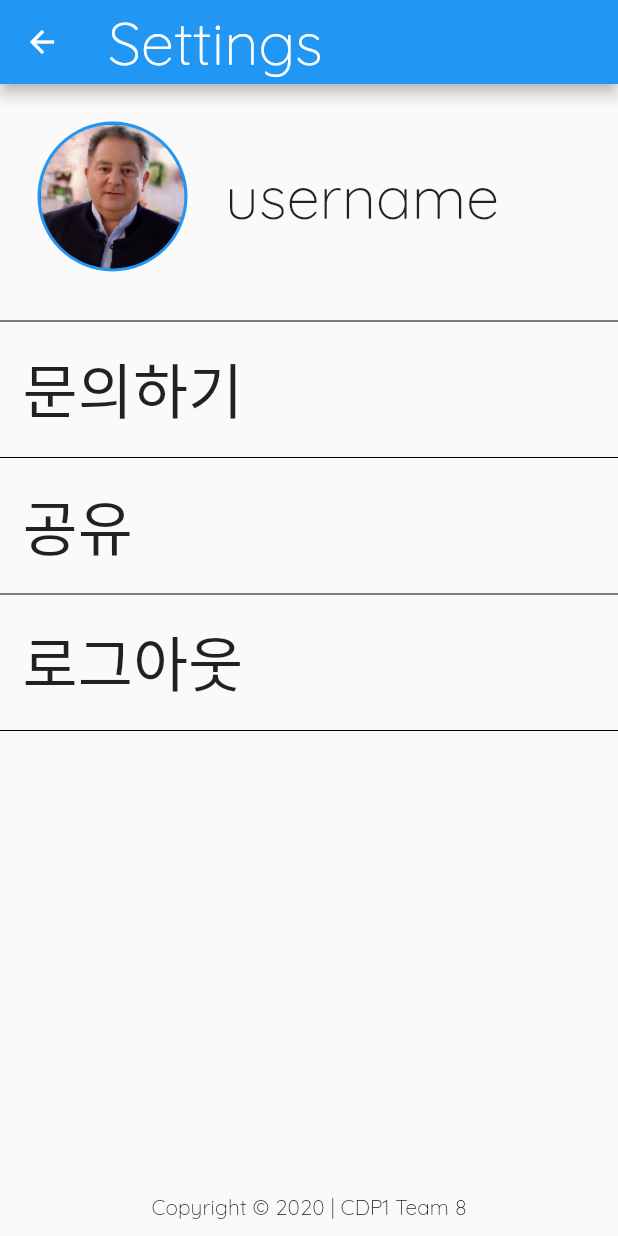
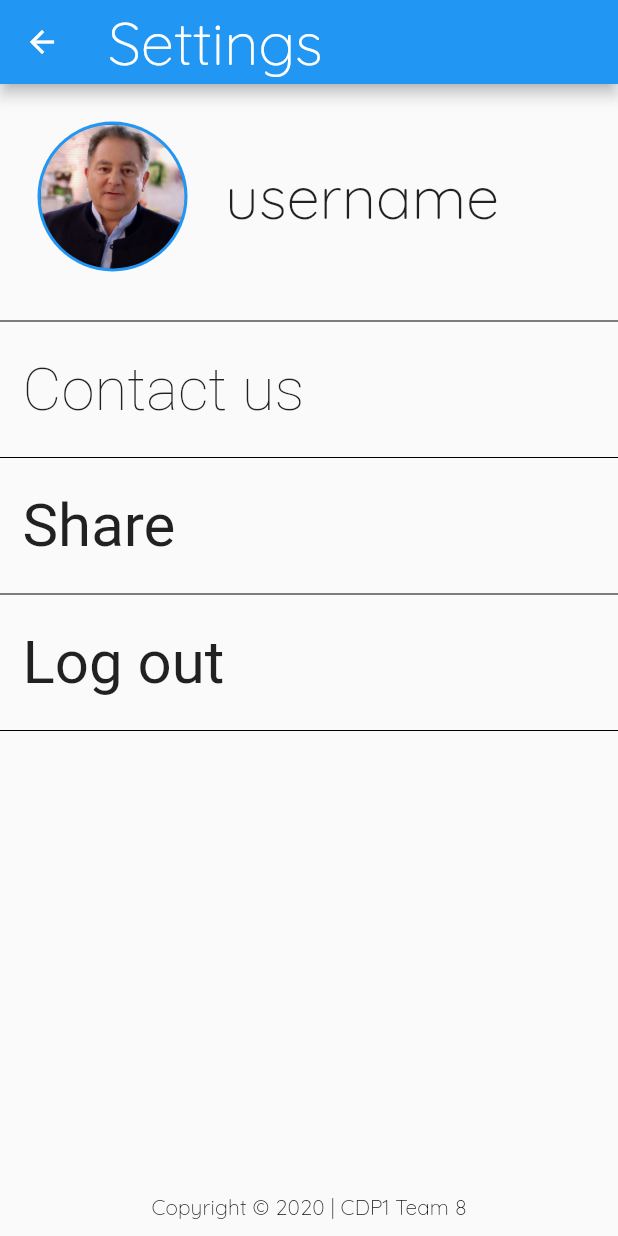
Before and after one commit to iinnu/CDP1_AiTube, a Flutter app: the SettingPage screen opened by its route, on a phone screen of 412 x 824 dp. Run offline on Flutter 3.47's test engine with Material 2 defaults, Android fonts, the phone set to English and light mode, and no system bars; our stand-ins replace google_fonts.

Commit message:
english settings

```diff
--- a/lib/pages/setting_page.dart
+++ b/lib/pages/setting_page.dart
@@ -1,8 +1,13 @@
+import 'package:cdp1_aitube/pages/login_page.dart';
 import 'package:flutter/material.dart';
 import 'package:google_fonts/google_fonts.dart';
 
 class SettingPage extends StatelessWidget {
   static const routeName = "/settings";
+
+  void openLogin(BuildContext ctx) {
+    Navigator.of(ctx).pushNamed(LoginPage.routeName);
+  }
 
   @override
   Widget build(BuildContext context) {
@@ -48,7 +53,7 @@ class SettingPage extends StatelessWidget {
                 padding: EdgeInsets.symmetric(horizontal: 15),
                 alignment: Alignment.centerLeft,
                 child: Text(
-                  '문의하기',
+                  'Contact us',
                   style: GoogleFonts.nanumGothic(fontSize: 40, fontWeight: FontWeight.w100),
                 ),
               ),
@@ -66,7 +71,7 @@ class SettingPage extends StatelessWidget {
                 padding: EdgeInsets.symmetric(horizontal: 15),
                 alignment: Alignment.centerLeft,
                 child: Text(
-                  '공유',
+                  'Share',
                   style: GoogleFonts.nanumGothic(fontSize: 40),
                 ),
               ),
@@ -79,12 +84,12 @@ class SettingPage extends StatelessWidget {
           Container(
             width: double.infinity,
             child: InkWell(
-              onTap: () {},
+              onTap: () => openLogin(context),
               child: Container(
                 padding: EdgeInsets.symmetric(horizontal: 15),
                 alignment: Alignment.centerLeft,
                 child: Text(
-                  '로그아웃',
+                  'Log out',
                   style: GoogleFonts.nanumGothic(fontSize: 40),
                 ),
               ),
```
